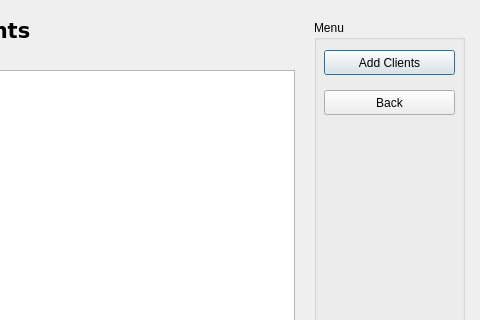
This is viewclients.ui in justinward3/COMP3004Project as Qt 5 draws it before an edit; both pictures show x 326 to 806 and y 0 to 320 of the 806 by 555 pixel window. The edited form follows.
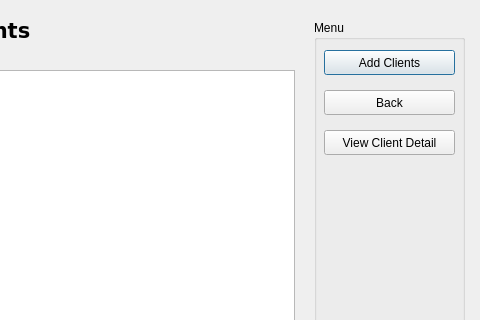
This is the edited form.

Commit message: add Staff functions, added button for viewClient details

```diff
--- a/viewclients.ui
+++ b/viewclients.ui
@@ -78,6 +78,19 @@
      <string>Back</string>
     </property>
    </widget>
+   <widget class="QPushButton" name="detailButton">
+    <property name="geometry">
+     <rect>
+      <x>10</x>
+      <y>110</y>
+      <width>131</width>
+      <height>25</height>
+     </rect>
+    </property>
+    <property name="text">
+     <string>View Client Detail</string>
+    </property>
+   </widget>
   </widget>
   <widget class="QTableView" name="clientList">
    <property name="geometry">
```
The commit also changes 11 other files.
